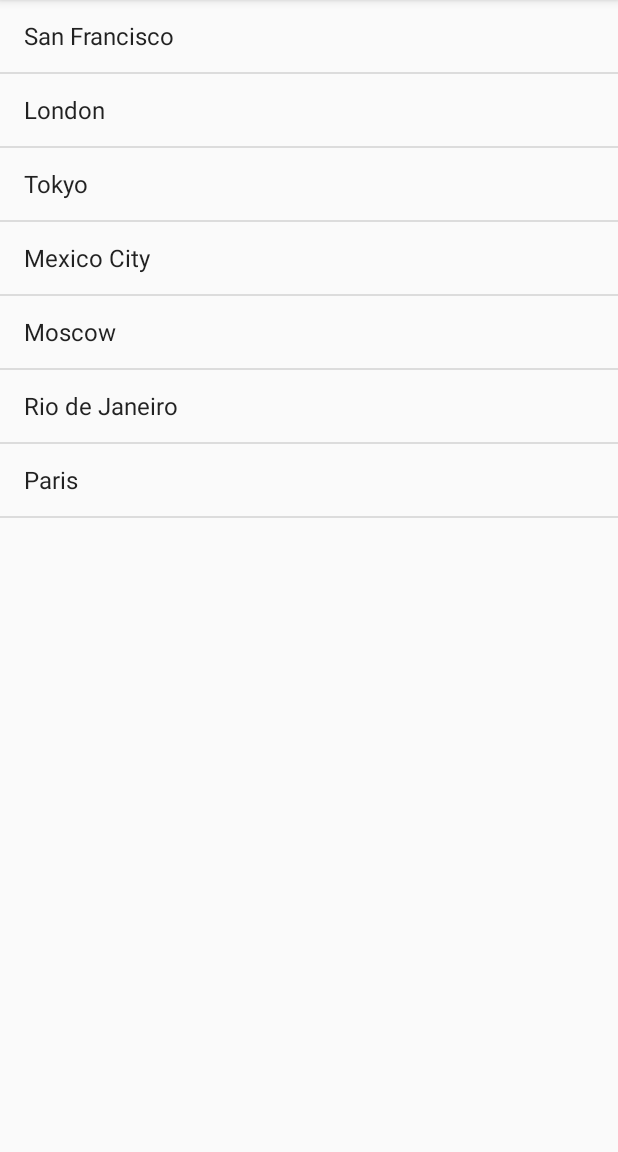
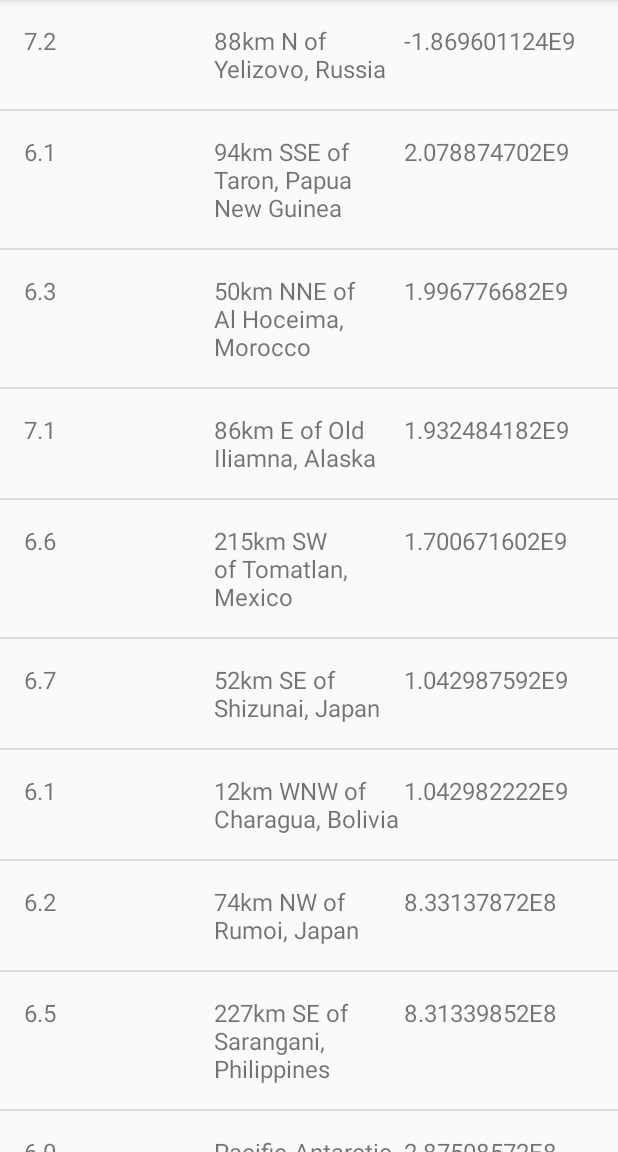
Before and after one commit to nagmak/ud843-QuakeReport-starting-point, an Android app: the screen it shows after launch (EarthquakeActivity), on a phone screen of 412 x 824 dp, the part 84-1236 px from its top. Run offline under Robolectric (Android 15) with nearby library versions, the phone set to English and light mode, and no system bars.

Commit message:
Added dummy JSON data and parsed it

```diff
--- /dev/null
+++ b/app/src/main/java/com/example/android/quakereport/Earthquake.java
@@ -0,0 +1,29 @@
+package com.example.android.quakereport;
+
+/**
+ * Created by nagma on 07.28.16.
+ */
+public class Earthquake {
+    private String mLocation;
+    private double mMagnitude;
+    //private String mDate;
+    private int mTime;
+
+    public Earthquake(double magnitude, String location, int time){
+        this.mLocation = location;
+        this.mMagnitude = magnitude;
+        this.mTime = time;
+    }
+
+    public String getLocation(){
+        return mLocation;
+    }
+
+    public double getMagnitude(){
+        return mMagnitude;
+    }
+
+    public int getTime(){
+        return mTime;
+    }
+}
--- a/app/src/main/java/com/example/android/quakereport/EarthquakeActivity.java
+++ b/app/src/main/java/com/example/android/quakereport/EarthquakeActivity.java
@@ -29,27 +29,11 @@ public class EarthquakeActivity extends AppCompatActivity {
     @Override
     protected void onCreate(Bundle savedInstanceState) {
         super.onCreate(savedInstanceState);
-        setContentView(R.layout.earthquake_activity);
+        setContentView(R.layout.list);
 
-        // Create a fake list of earthquake locations.
-        ArrayList<String> earthquakes = new ArrayList<>();
-        earthquakes.add("San Francisco");
-        earthquakes.add("London");
-        earthquakes.add("Tokyo");
-        earthquakes.add("Mexico City");
-        earthquakes.add("Moscow");
-        earthquakes.add("Rio de Janeiro");
-        earthquakes.add("Paris");
-
-        // Find a reference to the {@link ListView} in the layout
-        ListView earthquakeListView = (ListView) findViewById(R.id.list);
-
-        // Create a new {@link ArrayAdapter} of earthquakes
-        ArrayAdapter<String> adapter = new ArrayAdapter<String>(
-                this, android.R.layout.simple_list_item_1, earthquakes);
-
-        // Set the adapter on the {@link ListView}
-        // so the list can be populated in the user interface
-        earthquakeListView.setAdapter(adapter);
+        ArrayList<Earthquake> earthquakes = QueryUtils.extractEarthquakes();
+        final EarthquakeAdapter quakeAdapter = new EarthquakeAdapter(this, earthquakes);
+        final ListView listView = (ListView) findViewById(R.id.list);
+        listView.setAdapter(quakeAdapter);
     }
 }
--- /dev/null
+++ b/app/src/main/java/com/example/android/quakereport/EarthquakeAdapter.java
@@ -0,0 +1,47 @@
+package com.example.android.quakereport;
+
+import android.app.Activity;
+import android.view.LayoutInflater;
+import android.view.View;
+import android.view.ViewGroup;
+import android.widget.ArrayAdapter;
+import android.widget.TextView;
+
+import java.util.ArrayList;
+
+/**
+ * Created by nagma on 07.28.16.
+ */
+public class EarthquakeAdapter extends ArrayAdapter<Earthquake> {
+    public EarthquakeAdapter(Activity context, ArrayList<Earthquake> earthquakes){
+        super(context, 0, earthquakes);
+    }
+
+    @Override
+    public View getView(int position, View convertView, ViewGroup parent){
+        View listItemView = convertView;
+
+        if(listItemView == null){
+            listItemView = LayoutInflater.from(getContext()).inflate(R.layout.earthquake_activity, parent, false);
+        }
+
+        // Gets the current quake's information at this position in the index
+        Earthquake currentQuake = getItem(position);
+
+        // Sets the magnitude value on the layout
+        TextView quakeMagnitudeTextView = (TextView) listItemView.findViewById(R.id.magnitude);
+        String magnitudeValue = Double.toString(currentQuake.getMagnitude()); // converts magnitude to string value
+        quakeMagnitudeTextView.setText(magnitudeValue);
+
+        // Sets location onto the layout
+        TextView quakeLocationTextView = (TextView) listItemView.findViewById(R.id.location);
+        quakeLocationTextView.setText(currentQuake.getLocation());
+
+        // Sets date onto the layout
+        TextView quakeDateTextView = (TextView) listItemView.findViewById(R.id.date_view);
+        String timeValue = Double.toString(currentQuake.getTime());
+        quakeDateTextView.setText(timeValue);
+
+        return listItemView;
+    }
+}
--- /dev/null
+++ b/app/src/main/java/com/example/android/quakereport/QueryUtils.java
@@ -0,0 +1,94 @@
+package com.example.android.quakereport;
+
+import android.util.Log;
+
+import org.json.JSONArray;
+import org.json.JSONException;
+import org.json.JSONObject;
+
+import java.util.ArrayList;
+
+/**
+ * Helper methods related to requesting and receiving earthquake data from USGS.
+ */
+public final class QueryUtils {
+
+    /** Sample JSON response for a USGS query */
+    private static final String SAMPLE_JSON_RESPONSE = "{\"type\":\"FeatureCollection\",\"metadata\":{\"generated\":1462295443000,\"url\":\"http://earthquake.usgs.gov/fdsnws/event/1/query?format=geojson&starttime=2016-01-01&endtime=2016-01-31&minmag=6&limit=10\",\"title\":\"USGS Earthquakes\",\"status\":200,\"api\":\"1.5.2\",\"limit\":10,\"offset\":1,\"count\":10},\"features\":[{\"type\":\"Feature\",\"properties\":{\"mag\":7.2,\"place\":\"88km N of Yelizovo, Russia\",\"time\":1454124312220,\"updated\":1460674294040,\"tz\":720,\"url\":\"http://earthquake.usgs.gov/earthquakes/eventpage/us20004vvx\",\"detail\":\"http://earthquake.usgs.gov/fdsnws/event/1/query?eventid=us20004vvx&format=geojson\",\"felt\":2,\"cdi\":3.4,\"mmi\":5.82,\"alert\":\"green\",\"status\":\"reviewed\",\"tsunami\":1,\"sig\":798,\"net\":\"us\",\"code\":\"20004vvx\",\"ids\":\",at00o1qxho,pt16030050,us20004vvx,gcmt20160130032510,\",\"sources\":\",at,pt,us,gcmt,\",\"types\":\",cap,dyfi,finite-fault,general-link,general-text,geoserve,impact-link,impact-text,losspager,moment-tensor,nearby-cities,origin,phase-data,shakemap,tectonic-summary,\",\"nst\":null,\"dmin\":0.958,\"rms\":1.19,\"gap\":17,\"magType\":\"mww\",\"type\":\"earthquake\",\"title\":\"M 7.2 - 88km N of Yelizovo, Russia\"},\"geometry\":{\"type\":\"Point\",\"coordinates\":[158.5463,53.9776,177]},\"id\":\"us20004vvx\"},\n" +
+            "{\"type\":\"Feature\",\"properties\":{\"mag\":6.1,\"place\":\"94km SSE of Taron, Papua New Guinea\",\"time\":1453777820750,\"updated\":1460156775040,\"tz\":600,\"url\":\"http://earthquake.usgs.gov/earthquakes/eventpage/us20004uks\",\"detail\":\"http://earthquake.usgs.gov/fdsnws/event/1/query?eventid=us20004uks&format=geojson\",\"felt\":null,\"cdi\":null,\"mmi\":4.1,\"alert\":\"green\",\"status\":\"reviewed\",\"tsunami\":1,\"sig\":572,\"net\":\"us\",\"code\":\"20004uks\",\"ids\":\",us20004uks,gcmt20160126031023,\",\"sources\":\",us,gcmt,\",\"types\":\",cap,geoserve,losspager,moment-tensor,nearby-cities,origin,phase-data,shakemap,tectonic-summary,\",\"nst\":null,\"dmin\":1.537,\"rms\":0.74,\"gap\":25,\"magType\":\"mww\",\"type\":\"earthquake\",\"title\":\"M 6.1 - 94km SSE of Taron, Papua New Guinea\"},\"geometry\":{\"type\":\"Point\",\"coordinates\":[153.2454,-5.2952,26]},\"id\":\"us20004uks\"},\n" +
+            "{\"type\":\"Feature\",\"properties\":{\"mag\":6.3,\"place\":\"50km NNE of Al Hoceima, Morocco\",\"time\":1453695722730,\"updated\":1460156773040,\"tz\":0,\"url\":\"http://earthquake.usgs.gov/earthquakes/eventpage/us10004gy9\",\"detail\":\"http://earthquake.usgs.gov/fdsnws/event/1/query?eventid=us10004gy9&format=geojson\",\"felt\":117,\"cdi\":7.2,\"mmi\":5.28,\"alert\":\"green\",\"status\":\"reviewed\",\"tsunami\":0,\"sig\":695,\"net\":\"us\",\"code\":\"10004gy9\",\"ids\":\",us10004gy9,gcmt20160125042203,\",\"sources\":\",us,gcmt,\",\"types\":\",cap,dyfi,geoserve,impact-text,losspager,moment-tensor,nearby-cities,origin,phase-data,shakemap,tectonic-summary,\",\"nst\":null,\"dmin\":2.201,\"rms\":0.92,\"gap\":20,\"magType\":\"mww\",\"type\":\"earthquake\",\"title\":\"M 6.3 - 50km NNE of Al Hoceima, Morocco\"},\"geometry\":{\"type\":\"Point\",\"coordinates\":[-3.6818,35.6493,12]},\"id\":\"us10004gy9\"},\n" +
+            "{\"type\":\"Feature\",\"properties\":{\"mag\":7.1,\"place\":\"86km E of Old Iliamna, Alaska\",\"time\":1453631430230,\"updated\":1460156770040,\"tz\":-540,\"url\":\"http://earthquake.usgs.gov/earthquakes/eventpage/us10004gqp\",\"detail\":\"http://earthquake.usgs.gov/fdsnws/event/1/query?eventid=us10004gqp&format=geojson\",\"felt\":1816,\"cdi\":7.2,\"mmi\":6.6,\"alert\":\"green\",\"status\":\"reviewed\",\"tsunami\":1,\"sig\":1496,\"net\":\"us\",\"code\":\"10004gqp\",\"ids\":\",at00o1gd6r,us10004gqp,ak12496371,gcmt20160124103030,\",\"sources\":\",at,us,ak,gcmt,\",\"types\":\",cap,dyfi,finite-fault,general-link,general-text,geoserve,impact-link,impact-text,losspager,moment-tensor,nearby-cities,origin,phase-data,shakemap,tectonic-summary,trump-origin,\",\"nst\":null,\"dmin\":0.72,\"rms\":2.11,\"gap\":19,\"magType\":\"mww\",\"type\":\"earthquake\",\"title\":\"M 7.1 - 86km E of Old Iliamna, Alaska\"},\"geometry\":{\"type\":\"Point\",\"coordinates\":[-153.4051,59.6363,129]},\"id\":\"us10004gqp\"},\n" +
+            "{\"type\":\"Feature\",\"properties\":{\"mag\":6.6,\"place\":\"215km SW of Tomatlan, Mexico\",\"time\":1453399617650,\"updated\":1459963829040,\"tz\":-420,\"url\":\"http://earthquake.usgs.gov/earthquakes/eventpage/us10004g4l\",\"detail\":\"http://earthquake.usgs.gov/fdsnws/event/1/query?eventid=us10004g4l&format=geojson\",\"felt\":11,\"cdi\":2.7,\"mmi\":3.92,\"alert\":\"green\",\"status\":\"reviewed\",\"tsunami\":1,\"sig\":673,\"net\":\"us\",\"code\":\"10004g4l\",\"ids\":\",at00o1bebo,pt16021050,us10004g4l,gcmt20160121180659,\",\"sources\":\",at,pt,us,gcmt,\",\"types\":\",cap,dyfi,geoserve,impact-link,impact-text,losspager,moment-tensor,nearby-cities,origin,phase-data,shakemap,tectonic-summary,\",\"nst\":null,\"dmin\":2.413,\"rms\":0.98,\"gap\":74,\"magType\":\"mww\",\"type\":\"earthquake\",\"title\":\"M 6.6 - 215km SW of Tomatlan, Mexico\"},\"geometry\":{\"type\":\"Point\",\"coordinates\":[-106.9337,18.8239,10]},\"id\":\"us10004g4l\"},\n" +
+            "{\"type\":\"Feature\",\"properties\":{\"mag\":6.7,\"place\":\"52km SE of Shizunai, Japan\",\"time\":1452741933640,\"updated\":1459304879040,\"tz\":540,\"url\":\"http://earthquake.usgs.gov/earthquakes/eventpage/us10004ebx\",\"detail\":\"http://earthquake.usgs.gov/fdsnws/event/1/query?eventid=us10004ebx&format=geojson\",\"felt\":51,\"cdi\":5.8,\"mmi\":6.45,\"alert\":\"green\",\"status\":\"reviewed\",\"tsunami\":1,\"sig\":720,\"net\":\"us\",\"code\":\"10004ebx\",\"ids\":\",us10004ebx,pt16014050,at00o0xauk,gcmt20160114032534,\",\"sources\":\",us,pt,at,gcmt,\",\"types\":\",associate,cap,dyfi,geoserve,impact-link,impact-text,losspager,moment-tensor,nearby-cities,origin,phase-data,shakemap,\",\"nst\":null,\"dmin\":0.281,\"rms\":0.98,\"gap\":22,\"magType\":\"mww\",\"type\":\"earthquake\",\"title\":\"M 6.7 - 52km SE of Shizunai, Japan\"},\"geometry\":{\"type\":\"Point\",\"coordinates\":[142.781,41.9723,46]},\"id\":\"us10004ebx\"},\n" +
+            "{\"type\":\"Feature\",\"properties\":{\"mag\":6.1,\"place\":\"12km WNW of Charagua, Bolivia\",\"time\":1452741928270,\"updated\":1459304879040,\"tz\":-240,\"url\":\"http://earthquake.usgs.gov/earthquakes/eventpage/us10004ebw\",\"detail\":\"http://earthquake.usgs.gov/fdsnws/event/1/query?eventid=us10004ebw&format=geojson\",\"felt\":3,\"cdi\":2.2,\"mmi\":2.21,\"alert\":\"green\",\"status\":\"reviewed\",\"tsunami\":0,\"sig\":573,\"net\":\"us\",\"code\":\"10004ebw\",\"ids\":\",us10004ebw,gcmt20160114032528,\",\"sources\":\",us,gcmt,\",\"types\":\",cap,dyfi,geoserve,impact-text,losspager,moment-tensor,nearby-cities,origin,phase-data,shakemap,tectonic-summary,\",\"nst\":null,\"dmin\":5.492,\"rms\":1.04,\"gap\":16,\"magType\":\"mww\",\"type\":\"earthquake\",\"title\":\"M 6.1 - 12km WNW of Charagua, Bolivia\"},\"geometry\":{\"type\":\"Point\",\"coordinates\":[-63.3288,-19.7597,582.56]},\"id\":\"us10004ebw\"},\n" +
+            "{\"type\":\"Feature\",\"properties\":{\"mag\":6.2,\"place\":\"74km NW of Rumoi, Japan\",\"time\":1452532083920,\"updated\":1459304875040,\"tz\":540,\"url\":\"http://earthquake.usgs.gov/earthquakes/eventpage/us10004djn\",\"detail\":\"http://earthquake.usgs.gov/fdsnws/event/1/query?eventid=us10004djn&format=geojson\",\"felt\":8,\"cdi\":3.4,\"mmi\":3.74,\"alert\":\"green\",\"status\":\"reviewed\",\"tsunami\":0,\"sig\":594,\"net\":\"us\",\"code\":\"10004djn\",\"ids\":\",us10004djn,gcmt20160111170803,\",\"sources\":\",us,gcmt,\",\"types\":\",cap,dyfi,geoserve,impact-text,losspager,moment-tensor,nearby-cities,origin,phase-data,shakemap,tectonic-summary,\",\"nst\":null,\"dmin\":1.139,\"rms\":0.96,\"gap\":33,\"magType\":\"mww\",\"type\":\"earthquake\",\"title\":\"M 6.2 - 74km NW of Rumoi, Japan\"},\"geometry\":{\"type\":\"Point\",\"coordinates\":[141.0867,44.4761,238.81]},\"id\":\"us10004djn\"},\n" +
+            "{\"type\":\"Feature\",\"properties\":{\"mag\":6.5,\"place\":\"227km SE of Sarangani, Philippines\",\"time\":1452530285900,\"updated\":1459304874040,\"tz\":480,\"url\":\"http://earthquake.usgs.gov/earthquakes/eventpage/us10004dj5\",\"detail\":\"http://earthquake.usgs.gov/fdsnws/event/1/query?eventid=us10004dj5&format=geojson\",\"felt\":1,\"cdi\":2.7,\"mmi\":7.5,\"alert\":\"green\",\"status\":\"reviewed\",\"tsunami\":1,\"sig\":650,\"net\":\"us\",\"code\":\"10004dj5\",\"ids\":\",at00o0srjp,pt16011050,us10004dj5,gcmt20160111163807,\",\"sources\":\",at,pt,us,gcmt,\",\"types\":\",cap,dyfi,geoserve,impact-link,impact-text,losspager,moment-tensor,nearby-cities,origin,phase-data,shakemap,tectonic-summary,\",\"nst\":null,\"dmin\":3.144,\"rms\":0.72,\"gap\":22,\"magType\":\"mww\",\"type\":\"earthquake\",\"title\":\"M 6.5 - 227km SE of Sarangani, Philippines\"},\"geometry\":{\"type\":\"Point\",\"coordinates\":[126.8621,3.8965,13]},\"id\":\"us10004dj5\"},\n" +
+            "{\"type\":\"Feature\",\"properties\":{\"mag\":6,\"place\":\"Pacific-Antarctic Ridge\",\"time\":1451986454620,\"updated\":1459202978040,\"tz\":-540,\"url\":\"http://earthquake.usgs.gov/earthquakes/eventpage/us10004bgk\",\"detail\":\"http://earthquake.usgs.gov/fdsnws/event/1/query?eventid=us10004bgk&format=geojson\",\"felt\":0,\"cdi\":1,\"mmi\":0,\"alert\":\"green\",\"status\":\"reviewed\",\"tsunami\":0,\"sig\":554,\"net\":\"us\",\"code\":\"10004bgk\",\"ids\":\",us10004bgk,gcmt20160105093415,\",\"sources\":\",us,gcmt,\",\"types\":\",cap,dyfi,geoserve,losspager,moment-tensor,nearby-cities,origin,phase-data,shakemap,\",\"nst\":null,\"dmin\":30.75,\"rms\":0.67,\"gap\":71,\"magType\":\"mww\",\"type\":\"earthquake\",\"title\":\"M 6.0 - Pacific-Antarctic Ridge\"},\"geometry\":{\"type\":\"Point\",\"coordinates\":[-136.2603,-54.2906,10]},\"id\":\"us10004bgk\"}],\"bbox\":[-153.4051,-54.2906,10,158.5463,59.6363,582.56]}";
+
+    /**
+     * Create a private constructor because no one should ever create a {@link QueryUtils} object.
+     * This class is only meant to hold static variables and methods, which can be accessed
+     * directly from the class name QueryUtils (and an object instance of QueryUtils is not needed).
+     */
+    private QueryUtils() {
+    }
+
+    /**
+     * Return a list of {@link Earthquake} objects that has been built up from
+     * parsing a JSON response.
+     */
+    public static ArrayList<Earthquake> extractEarthquakes() {
+
+        // Create an empty ArrayList that we can start adding earthquakes to
+        ArrayList<Earthquake> earthquakes = new ArrayList<>();
+
+        // Try to parse the SAMPLE_JSON_RESPONSE. If there's a problem with the way the JSON
+        // is formatted, a JSONException exception object will be thrown.
+        // Catch the exception so the app doesn't crash, and print the error message to the logs.
+        try {
+
+            // TODO: Parse the response given by the SAMPLE_JSON_RESPONSE string
+            // build up a list of Earthquake objects with the corresponding data.
+
+            /**
+             * Convert SAMPLE_JSON_RESPONSE String into a JSONObject
+            Extract “features” JSONArray
+            Loop through each feature in the array
+            Get earthquake JSONObject at position i
+            Get “properties” JSONObject
+            Extract “mag” for magnitude
+            Extract “place” for location
+            Extract “time” for time
+            Create Earthquake java object from magnitude, location, and time
+            Add earthquake to list of earthquakes*/
+
+            // Convert SAMPLE_JSON_RESPONSE String into a JSONObject
+            JSONObject jsonQuakeRootObject = new JSONObject(SAMPLE_JSON_RESPONSE);
+
+            // Extract "features" JSONArray
+            JSONArray features = jsonQuakeRootObject.getJSONArray("features");
+
+            // Loop through each feature in the array
+            for (int i = 0; i < features.length(); i++){
+                JSONObject currentEarthquake = features.getJSONObject(i);
+                JSONObject properties = currentEarthquake.getJSONObject("properties");
+                double magnitude = properties.optDouble("mag");
+                String location = properties.optString("place");
+                int time = properties.optInt("time");
+
+                earthquakes.add(new Earthquake(magnitude, location, time));
+            }
+
+
+        } catch (JSONException e) {
+            // If an error is thrown when executing any of the above statements in the "try" block,
+            // catch the exception here, so the app doesn't crash. Print a log message
+            // with the message from the exception.
+            Log.e("QueryUtils", "Problem parsing the earthquake JSON results", e);
+        }
+
+        // Return the list of earthquakes
+        return earthquakes;
+    }
+
+}
--- a/app/src/main/res/layout/earthquake_activity.xml
+++ b/app/src/main/res/layout/earthquake_activity.xml
@@ -14,8 +14,35 @@
      limitations under the License.
 -->
 <!-- Layout for a list of earthquakes -->
-<ListView xmlns:android="http://schemas.android.com/apk/res/android"
-    android:id="@+id/list"
-    android:orientation="vertical"
+<LinearLayout xmlns:android="http://schemas.android.com/apk/res/android"
+    xmlns:tools="http://schemas.android.com/tools"
     android:layout_width="match_parent"
-    android:layout_height="match_parent"/>
+    android:layout_height="match_parent"
+    android:orientation="horizontal"
+    android:padding="16dp"
+    android:id="@+id/text_container">
+
+    <TextView
+        android:layout_width="0dp"
+        android:layout_height="wrap_content"
+        android:text="7.2"
+        android:textSize="16sp"
+        android:layout_weight="1"
+        android:id="@+id/magnitude"/>
+
+    <TextView
+        android:layout_width="0dp"
+        android:layout_height="wrap_content"
+        android:text="Location"
+        android:textSize="16sp"
+        android:layout_weight="1"
+        android:id="@+id/location" />
+
+    <TextView
+        android:layout_width="0dp"
+        android:layout_height="wrap_content"
+        android:text="Date"
+        android:textSize="16sp"
+        android:layout_weight="1"
+        android:id="@+id/date_view" />
+</LinearLayout>
--- /dev/null
+++ b/app/src/main/res/layout/list.xml
@@ -0,0 +1,22 @@
+<?xml version="1.0" encoding="utf-8"?>
+<!-- Copyright (C) 2016 The Android Open Source Project
+
+     Licensed under the Apache License, Version 2.0 (the "License");
+     you may not use this file except in compliance with the License.
+     You may obtain a copy of the License at
+
+          http://www.apache.org/licenses/LICENSE-2.0
+
+     Unless required by applicable law or agreed to in writing, software
+     distributed under the License is distributed on an "AS IS" BASIS,
+     WITHOUT WARRANTIES OR CONDITIONS OF ANY KIND, either express or implied.
+     See the License for the specific language governing permissions and
+     limitations under the License.
+-->
+<ListView xmlns:android="http://schemas.android.com/apk/res/android"
+    xmlns:tools="http://schemas.android.com/tools"
+    android:id="@+id/list"
+    android:orientation="vertical"
+    android:layout_width="match_parent"
+    android:layout_height="match_parent"
+    tools:context="com.example.android.quakereport.EarthquakeActivity"/>
```
